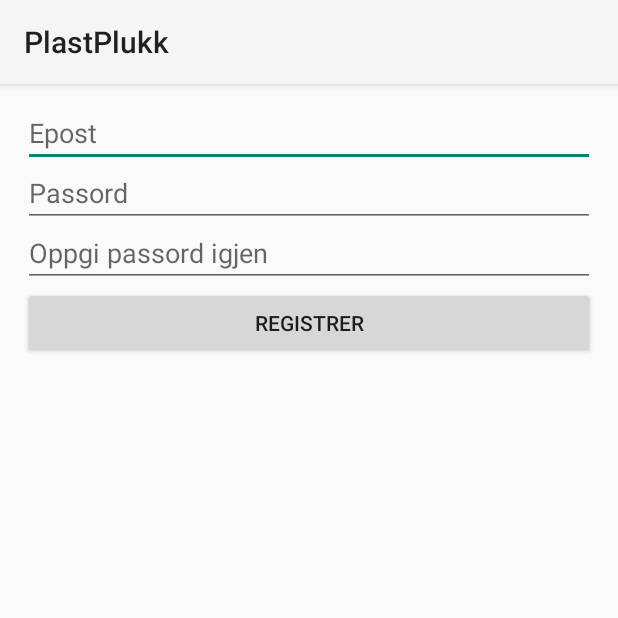
After one commit to Norderud/PlastPlukk, an Android app: the RegisterUserActivity screen opened directly, with no data from a screen before it, on a phone screen of 412 x 824 dp, the top half of it. The commit adds this screen. Run offline under Robolectric (Android 15) with nearby library versions, the phone set to English and light mode, and no system bars; our stand-ins replace Volley; Roboto replaces fonts that are not available here.

Commit message:
Registrering av bruker fungerer(localhost)

```diff
--- a/app/src/main/AndroidManifest.xml
+++ b/app/src/main/AndroidManifest.xml
@@ -17,7 +17,10 @@
         android:label="@string/app_name"
         android:roundIcon="@mipmap/ic_launcher_round"
         android:supportsRtl="true"
+        android:usesCleartextTraffic="true"
         android:theme="@style/Theme.AppCompat.Light">
+        <activity android:name=".LoginActivity"></activity>
+        <activity android:name=".RegisterUserActivity" />
         <activity
             android:name=".MainActivity"
             android:screenOrientation="portrait"
@@ -52,7 +55,8 @@
                 android:name="android.support.PARENT_ACTIVITY"
                 android:value="no.usn.plastplukk.plastplukk.StartReg" />
         </activity>
-        <activity android:name=".Area"
+        <activity
+            android:name=".Area"
             android:parentActivityName=".Egenskaper"
             android:screenOrientation="portrait">
             <meta-data
--- a/app/src/main/java/no/usn/plastplukk/plastplukk/MainActivity.java
+++ b/app/src/main/java/no/usn/plastplukk/plastplukk/MainActivity.java
@@ -64,4 +64,9 @@ public class MainActivity extends AppCompatActivity implements NavigationView.On
         drawer.closeDrawer(GravityCompat.START);
         return true;
     }
+
+    public void login(View view) {
+        Intent loginIntent = new Intent(MainActivity.this, LoginActivity.class);
+        startActivity(loginIntent);
+    }
 }
--- /dev/null
+++ b/app/src/main/java/no/usn/plastplukk/plastplukk/RegisterUserActivity.java
@@ -0,0 +1,70 @@
+package no.usn.plastplukk.plastplukk;
+
+import android.content.Intent;
+import android.support.v7.app.AlertDialog;
+import android.support.v7.app.AppCompatActivity;
+import android.os.Bundle;
+import android.util.Log;
+import android.view.View;
+import android.widget.Button;
+import android.widget.EditText;
+
+import com.android.volley.RequestQueue;
+import com.android.volley.Response;
+import com.android.volley.toolbox.Volley;
+
+import org.json.JSONException;
+import org.json.JSONObject;
+
+public class RegisterUserActivity extends AppCompatActivity {
+    EditText etEmail;
+    EditText etPassword1;
+    EditText etPassword2;
+
+    Button bRegister;
+
+    @Override
+    protected void onCreate(Bundle savedInstanceState) {
+        super.onCreate(savedInstanceState);
+        setContentView(R.layout.activity_register_user);
+
+        etEmail = findViewById(R.id.etEmail);
+        etPassword1 = findViewById(R.id.etPassword1);
+        etPassword2 = findViewById(R.id.etPassword2);
+
+        bRegister = findViewById(R.id.bRegister);
+    }
+
+    public void registerUser(View view) {
+        final String email = etEmail.getText().toString();
+        final String passord = etPassword1.getText().toString();
+
+        Response.Listener<String> responseListener = new Response.Listener<String>(){
+            @Override
+            public void onResponse(String response) {
+                try {
+
+                    JSONObject jsonResponse = new JSONObject(response);
+                    boolean success = jsonResponse.getBoolean("success");
+                    Log.e("s",response);
+                    if(success){
+                        Intent intent = new Intent(RegisterUserActivity.this, LoginActivity.class);
+                        startActivity(intent);
+                    } else{
+                        AlertDialog.Builder builder = new AlertDialog.Builder(RegisterUserActivity.this);
+                        builder.setMessage("Registrering feilet")
+                                .setNegativeButton("Prøv igjen", null)
+                                .create()
+                                .show();
+                    }
+
+                } catch (JSONException e) {
+                    e.printStackTrace();
+                }
+            }
+        };
+        RegisterRequest registerRequest = new RegisterRequest(email, passord, responseListener);
+        RequestQueue queue = Volley.newRequestQueue(RegisterUserActivity.this);
+        queue.add(registerRequest);
+    }
+}
--- /dev/null
+++ b/app/src/main/res/layout/activity_register_user.xml
@@ -0,0 +1,36 @@
+<?xml version="1.0" encoding="utf-8"?>
+<LinearLayout xmlns:android="http://schemas.android.com/apk/res/android"
+    xmlns:app="http://schemas.android.com/apk/res-auto"
+    xmlns:tools="http://schemas.android.com/tools"
+    android:layout_width="match_parent"
+    android:layout_height="match_parent"
+    android:orientation="vertical"
+    android:padding="15dp"
+    tools:context=".RegisterUserActivity">
+
+    <EditText
+        android:id="@+id/etEmail"
+        android:layout_width="match_parent"
+        android:layout_height="40dp"
+        android:hint="Epost" />
+
+    <EditText
+        android:id="@+id/etPassword1"
+        android:layout_width="match_parent"
+        android:layout_height="40dp"
+        android:hint="Passord" />
+
+    <EditText
+        android:id="@+id/etPassword2"
+        android:layout_width="match_parent"
+        android:layout_height="40dp"
+        android:hint="Oppgi passord igjen" />
+
+    <Button
+        android:id="@+id/bRegister"
+        android:layout_width="match_parent"
+        android:layout_height="wrap_content"
+        android:onClick="registerUser"
+        android:text="Registrer" />
+
+</LinearLayout>
```
Also changed, not shown: app/src/main/java/no/usn/plastplukk/plastplukk/LoginActivity.java (added, +30 -0 lines), app/src/main/java/no/usn/plastplukk/plastplukk/RegisterRequest.java (added, +38 -0 lines), app/src/main/res/layout/activity_login.xml (added, +37 -0 lines), app/src/main/res/layout/fragment_home.xml (+6 -1 lines).
